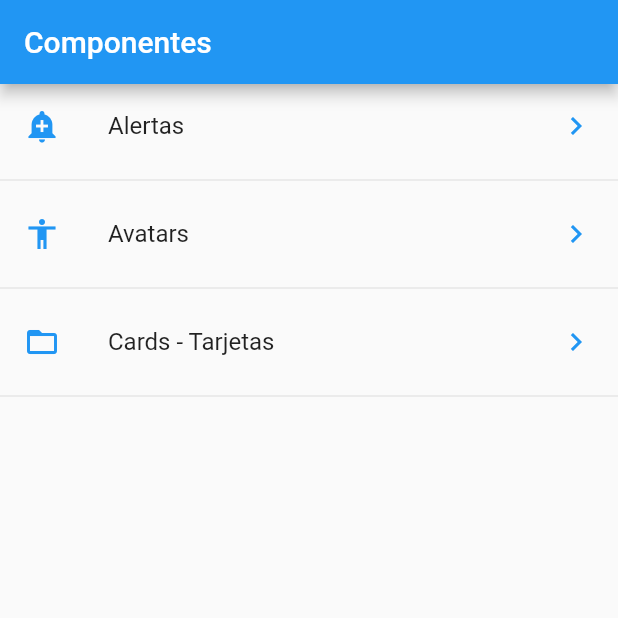
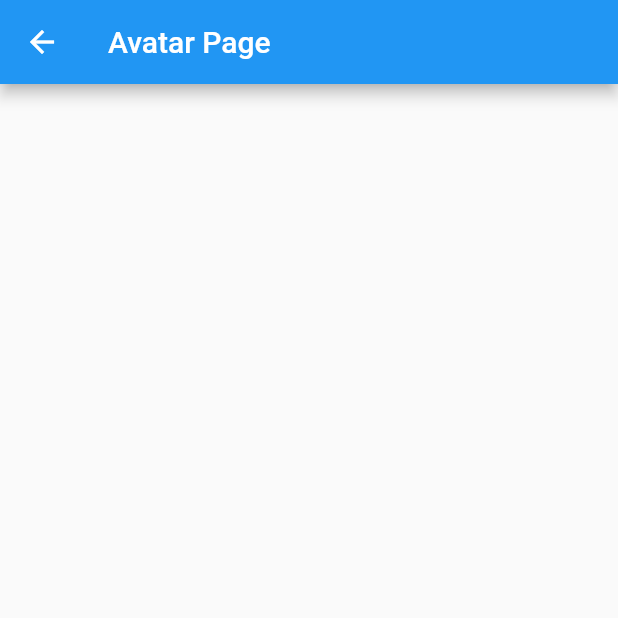
Before and after one commit to bider88/components_flutter, a Flutter app: the screen it shows after launch, after a tap on "Avatars", on a phone screen of 412 x 824 dp, the top half of it. Run offline on Flutter 3.47's test engine with Material 2 defaults, Android fonts, the phone set to English and light mode, and no system bars; network calls fail.

Commit message:
add card component

```diff
--- a/lib/main.dart
+++ b/lib/main.dart
@@ -1,7 +1,8 @@
 import 'package:flutter/material.dart';
 
 // import 'package:components_flutter/src/pages/home_temp.dart';
-import 'package:components_flutter/src/pages/home_page.dart';
+import 'package:components_flutter/src/pages/alert_page.dart';
+import 'package:components_flutter/src/routes/routes.dart';
 
 void main() => runApp(MyApp());
 
@@ -12,7 +13,13 @@ class MyApp extends StatelessWidget {
       title: 'Componentes App',
       debugShowCheckedModeBanner: false,
       // home: HomeTempPage(),
-      home: HomePage(),
+      // home: HomePage(),
+      initialRoute: '/',
+      routes: getApplicationRoutes(), // sistema de rutas
+      onGenerateRoute: (RouteSettings settings) { // ruta por defecto si no se encuentra en nuestras rutas definidas
+        print('route called ${settings.name}');
+        return MaterialPageRoute(builder: (context) => AlertPage());
+      },
     );
   }
 }
--- /dev/null
+++ b/lib/src/pages/avatar_page.dart
@@ -0,0 +1,12 @@
+import 'package:flutter/material.dart';
+
+class AvatarPage extends StatelessWidget {
+  @override
+  Widget build(BuildContext context) {
+    return Scaffold(
+      appBar: AppBar(
+        title: Text('Avatar Page'),
+      ),
+    );
+  }
+}
--- a/lib/src/pages/home_page.dart
+++ b/lib/src/pages/home_page.dart
@@ -2,6 +2,8 @@ import 'package:flutter/material.dart';
 
 import 'package:components_flutter/src/providers/menu_provider.dart';
 import 'package:components_flutter/src/utils/icon_string_util.dart';
+
+import 'package:components_flutter/src/pages/alert_page.dart';
 
 class HomePage extends StatelessWidget {
   @override
@@ -17,12 +19,12 @@ class HomePage extends StatelessWidget {
       future: menuProvider.loadData(),
       initialData: [],
       builder: (context, AsyncSnapshot<List<dynamic>> snapshot) {
-        return ListView(children: _createItems(snapshot.data));
+        return ListView(children: _createItems(snapshot.data, context));
       }
     );
   }
 
-  List<Widget>_createItems(List<dynamic> options) {
+  List<Widget>_createItems(List<dynamic> options, BuildContext context) {
 
     return options.map((option) => Column(
       children: [
@@ -30,7 +32,13 @@ class HomePage extends StatelessWidget {
           title: Text(option['texto']),
           leading: getIcon(option['icon']),
           trailing: Icon(Icons.keyboard_arrow_right, color: Colors.blue),
-          onTap: () => {},
+          onTap: () {
+            // final route = MaterialPageRoute(
+            //   builder: (ontext) => AlertPage()
+            // );
+            // Navigator.push(context, route);
+            Navigator.pushNamed(context, option['ruta']);
+          },
         ),
         Divider()
       ],
--- /dev/null
+++ b/lib/src/routes/routes.dart
@@ -0,0 +1,15 @@
+import 'package:flutter/material.dart';
+
+import 'package:components_flutter/src/pages/home_page.dart';
+import 'package:components_flutter/src/pages/alert_page.dart';
+import 'package:components_flutter/src/pages/avatar_page.dart';
+import 'package:components_flutter/src/pages/card_page.dart';
+
+Map<String, WidgetBuilder> getApplicationRoutes() {
+  return  <String, WidgetBuilder> {
+    '/': (context) => HomePage(),
+    'alert': (context) => AlertPage(),
+    'avatar': (context) => AvatarPage(),
+    'card': (context) => CardPage(),
+  };
+}
--- a/pubspec.yaml
+++ b/pubspec.yaml
@@ -47,6 +47,7 @@ flutter:
   # To add assets to your application, add an assets section, like this:
   assets:
     - data/menu_opts.json
+    - assets/
   #   - images/a_dot_ham.jpeg
 
   # An image asset can refer to one or more resolution-specific "variants", see
```
Also changed, not shown: lib/src/pages/alert_page.dart (added, +18 -0 lines), lib/src/pages/card_page.dart (added, +64 -0 lines), assets/placeholder.gif (added).
